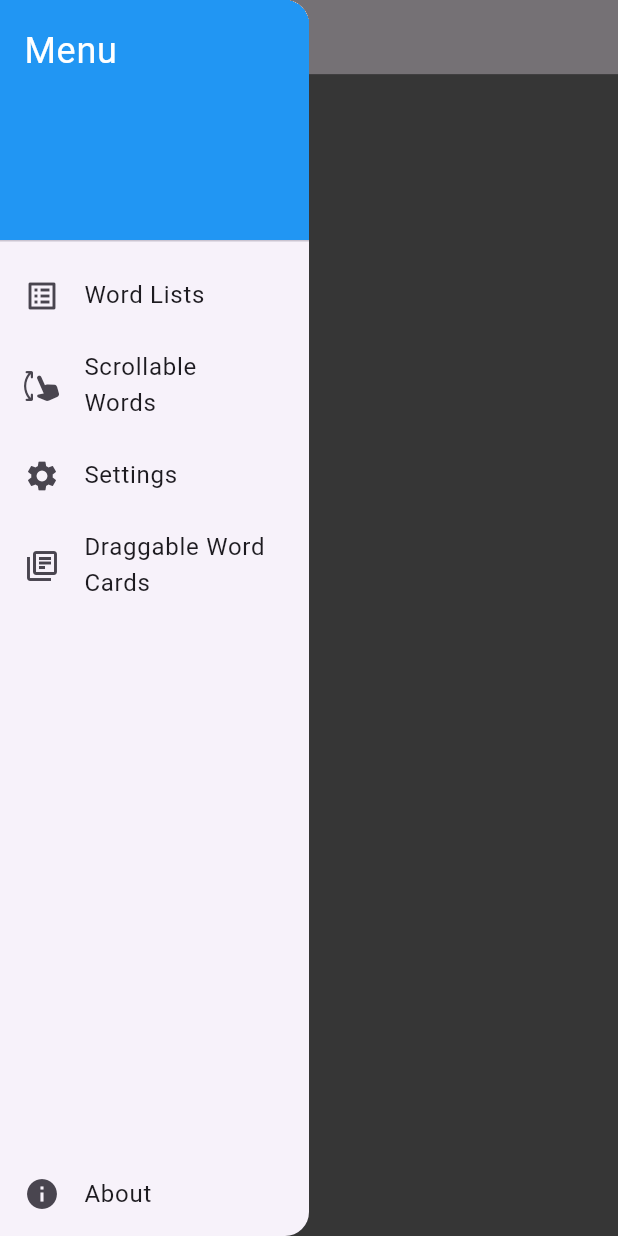
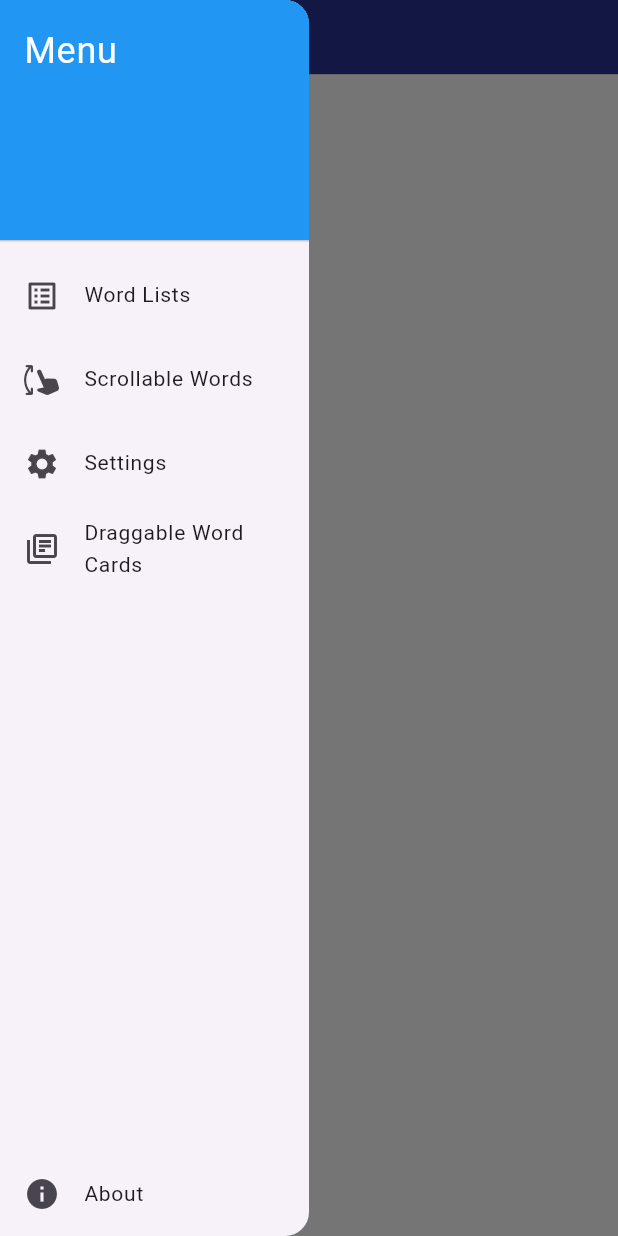
Before and after one commit to muratalperenulutas/WordApp, a Flutter app: the screen it shows after launch, with the side drawer open, on a phone screen of 412 x 824 dp. Run offline on Flutter 3.47's test engine with Material 3 defaults, Android fonts, the phone set to English and light mode, and no system bars; our stand-ins replace get, shared_preferences, sqflite; missing offline and left inert: dart:ffi; accounts and stored records are empty.

Commit message:
added custom app theme

```diff
--- a/Mobile/lib/app.dart
+++ b/Mobile/lib/app.dart
@@ -3,15 +3,13 @@ import 'package:get/get.dart';
 import 'package:word_app/controllers/app_controller.dart';
 import 'package:word_app/my_app_body.dart';
 import 'package:word_app/side_menu_panel.dart';
-
+import 'package:word_app/themes/app_theme.dart';
 
 class MyApp extends StatelessWidget {
   MyApp({super.key});
   final AppController appController = Get.put(AppController());
 
-
   @override
-
   Widget build(BuildContext context) {
     double screenHeight = MediaQuery.of(context).size.height;
 
@@ -19,10 +17,17 @@ class MyApp extends StatelessWidget {
       return GetMaterialApp(
           debugShowCheckedModeBanner: false,
           //theme: Get.find<AppController>().isDarkTheme.value?ThemeData.dark():ThemeData.light(),
-      theme: ThemeData.light(),
-      darkTheme: ThemeData.dark(),
-      themeMode: appController.isDarkTheme.value ? ThemeMode.dark : ThemeMode.light,
-      home:Scaffold(backgroundColor: Colors.grey[600],appBar: AppBar(title: Text("Word App",) ,toolbarHeight:screenHeight*0.06,
+          theme: AppTheme.lightTheme,
+          darkTheme: AppTheme.darkTheme,
+          themeMode: appController.isDarkTheme.value
+              ? ThemeMode.dark
+              : ThemeMode.light,
+          home: Scaffold(
+            appBar: AppBar(
+              title: Text(
+                "Word App",
+              ),
+              toolbarHeight: screenHeight * 0.06,
               leading: Builder(
                 builder: (context) => IconButton(
                   icon: const Icon(Icons.menu),
@@ -31,12 +36,10 @@ class MyApp extends StatelessWidget {
                   },
                 ),
               ),
-
-
             ),
             drawer: SideMenuPanel(),
             body: MyAppBody(),
-    )
-    ); });
+          ));
+    });
   }
 }
--- a/Mobile/lib/pages/word_lists_page.dart
+++ b/Mobile/lib/pages/word_lists_page.dart
@@ -185,7 +185,6 @@ class _MyWordListsPageState extends State<MyWordListsPage> {
                   subtitle: Text(
                     downloadedWordLists[index]['wordCount'].toString() +
                         " words",
-                    style: TextStyle(color: Colors.black54),
                   ),
                   title: Text(downloadedWordLists[index]['wordListName']
                       .replaceAll("_", " ")),
--- /dev/null
+++ b/Mobile/lib/themes/app_theme.dart
@@ -0,0 +1,45 @@
+import 'package:flutter/material.dart';
+
+class AppTheme {
+  static final ThemeData lightTheme = ThemeData(
+    primaryColor: Colors.blue[400],
+    brightness: Brightness.light,
+    scaffoldBackgroundColor: Colors.white,
+    appBarTheme: AppBarTheme(
+      titleTextStyle: TextStyle(color: Colors.white,fontSize: 20),
+      color: Colors.indigo[800],
+      elevation: 0,
+      iconTheme: IconThemeData(color: Colors.white),
+    ),
+    buttonTheme: const ButtonThemeData(
+      buttonColor: Colors.blue,
+      textTheme: ButtonTextTheme.primary,
+    ),
+    textTheme: const TextTheme(
+      displayLarge: TextStyle(
+          fontSize: 24, fontWeight: FontWeight.bold, color: Colors.black),
+      bodyLarge: TextStyle(fontSize: 14, color: Colors.black),
+    ),
+  );
+
+
+  static final ThemeData darkTheme = ThemeData(
+    primaryColor: Colors.green,
+    brightness: Brightness.dark,
+    scaffoldBackgroundColor: Colors.black,
+    appBarTheme: AppBarTheme(
+      color: Colors.green[900],
+      elevation: 0,
+      iconTheme: IconThemeData(color: Colors.white),
+    ),
+    buttonTheme: const ButtonThemeData(
+      buttonColor: Colors.green,
+      textTheme: ButtonTextTheme.primary,
+    ),
+    textTheme: const TextTheme(
+      displayLarge: TextStyle(
+          fontSize: 24, fontWeight: FontWeight.bold, color: Colors.white),
+      bodyLarge: TextStyle(fontSize: 14, color: Colors.white),
+    ),
+  );
+}
```
Lines whose indentation alone changed are shown as unchanged.
